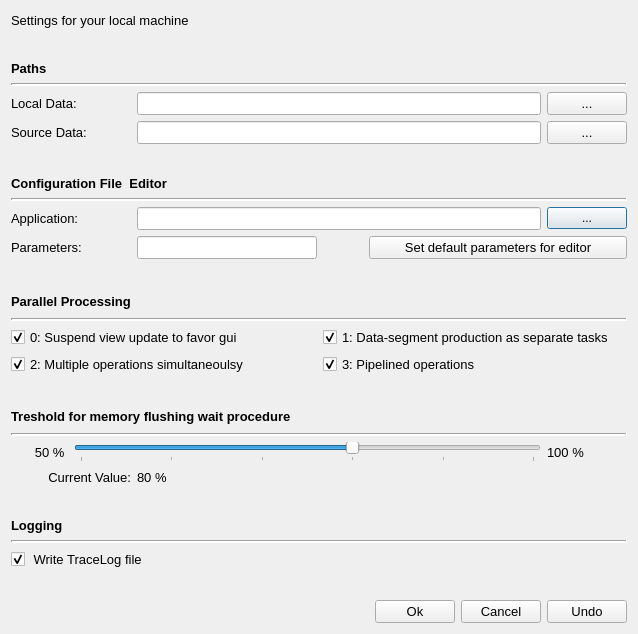
Above: qtgui/exe/res/ui/DmsLocalMachineOptionsWindow.ui from ObjectVision/GeoDMS before the change. Below: the same form after it.
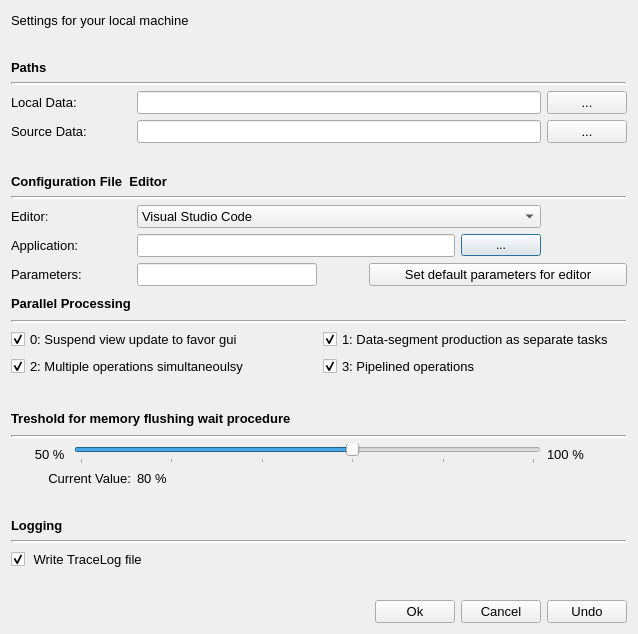
That is the form after the change. Icons and pictures are not drawn.

Patch:
```diff
--- a/qtgui/exe/res/ui/DmsLocalMachineOptionsWindow.ui
+++ b/qtgui/exe/res/ui/DmsLocalMachineOptionsWindow.ui
@@ -28,7 +28,7 @@
   <layout class="QGridLayout" name="gridLayout_2">
    <item row="0" column="0">
     <layout class="QGridLayout" name="gridLayout">
-     <item row="9" column="10">
+     <item row="10" column="9">
       <widget class="QPushButton" name="m_editor_folder_dialog">
        <property name="text">
         <string>...</string>
@@ -211,7 +211,7 @@
        </property>
       </widget>
      </item>
-     <item row="10" column="0" colspan="2">
+     <item row="11" column="0" colspan="2">
       <widget class="QLabel" name="lbl_applications_2">
        <property name="font">
         <font>
@@ -224,6 +224,18 @@
       </widget>
      </item>
      <item row="9" column="0" colspan="2">
+      <widget class="QLabel" name="lbl_editor_label">
+       <property name="font">
+        <font>
+         <pointsize>10</pointsize>
+        </font>
+       </property>
+       <property name="text">
+        <string>Editor:</string>
+       </property>
+      </widget>
+     </item>
+     <item row="10" column="0" colspan="2">
       <widget class="QLabel" name="lbl_applications">
        <property name="font">
         <font>
@@ -249,13 +261,6 @@
        </property>
       </widget>
      </item>
-     <item row="11" column="0">
-      <widget class="QLabel" name="label_3">
-       <property name="text">
-        <string/>
-       </property>
-      </widget>
-     </item>
      <item row="5" column="2" colspan="8">
       <widget class="QLineEdit" name="m_sd_input">
        <property name="font">
@@ -266,6 +271,35 @@
       </widget>
      </item>
      <item row="9" column="2" colspan="8">
+      <widget class="QComboBox" name="m_editor_preset">
+       <property name="font">
+        <font>
+         <pointsize>10</pointsize>
+        </font>
+       </property>
+       <item>
+        <property name="text">
+         <string>Visual Studio Code</string>
+        </property>
+       </item>
+       <item>
+        <property name="text">
+         <string>Visual Studio</string>
+        </property>
+       </item>
+       <item>
+        <property name="text">
+         <string>Notepad++</string>
+        </property>
+       </item>
+       <item>
+        <property name="text">
+         <string>Custom...</string>
+        </property>
+       </item>
+      </widget>
+     </item>
+     <item row="10" column="2" colspan="7">
       <widget class="QLineEdit" name="m_editor_input">
        <property name="font">
         <font>
@@ -517,7 +551,7 @@
        </property>
       </widget>
      </item>
-     <item row="10" column="7" colspan="4">
+     <item row="11" column="7" colspan="4">
       <widget class="QPushButton" name="m_set_editor_parameters">
        <property name="font">
         <font>
@@ -529,7 +563,7 @@
        </property>
       </widget>
      </item>
-     <item row="10" column="2" colspan="4">
+     <item row="11" column="2" colspan="4">
       <widget class="QLineEdit" name="m_editor_parameters_input">
        <property name="font">
         <font>
@@ -538,7 +572,7 @@
        </property>
       </widget>
      </item>
-     <item row="10" column="6">
+     <item row="11" column="6">
       <widget class="QPushButton" name="m_param_info">
        <property name="cursor">
         <cursorShape>WhatsThisCursor</cursorShape>
```
